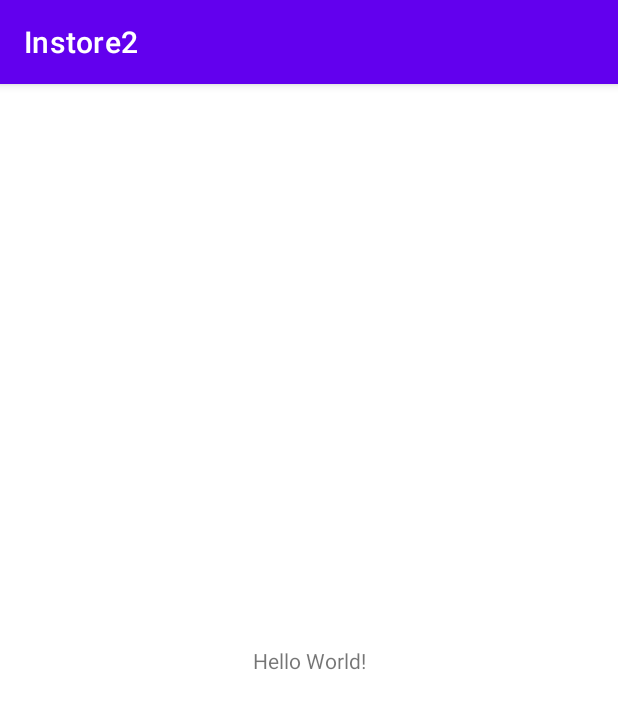
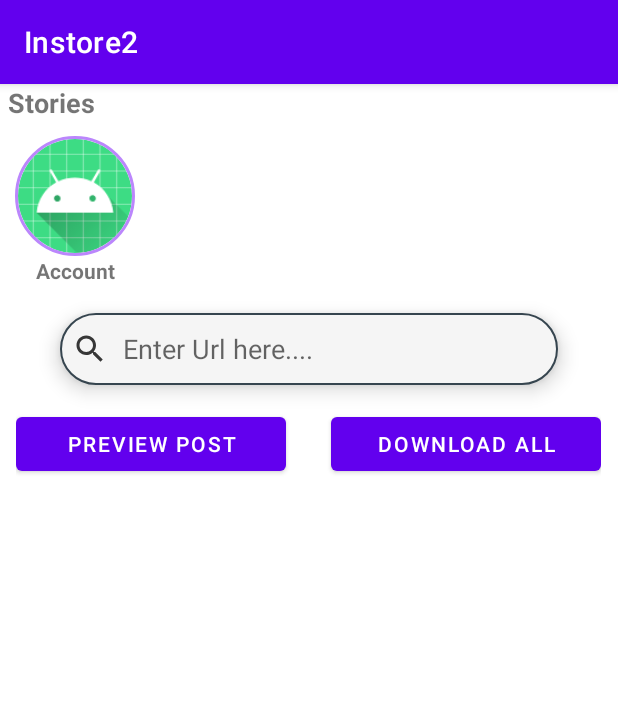
Before and after one commit to abhi10601060/Instore2, an Android app: the MainActivity screen opened directly, with no data from a screen before it, on a phone screen of 412 x 824 dp. Shown: the top 709 px of the screen. Run offline under Robolectric (Android 15) with nearby library versions, the phone set to English and light mode, and no system bars; our stand-ins replace CircleImageView.

Commit message:
Main Activity Layout added

```diff
--- a/app/src/main/java/com/example/instore2/ui/activities/DummyStartActivity.kt
+++ b/app/src/main/java/com/example/instore2/ui/activities/DummyStartActivity.kt
@@ -15,6 +15,7 @@ class DummyStartActivity : AppCompatActivity() {
 
         if (!SharePrefs.getInstance(this).getBoolean(SharePrefs.IS_INSTAGRAM_LOGIN)){
             startActivityForResult(Intent(this , LoginActivity::class.java) , 100)
+            startActivity(Intent(this , MainActivity::class.java))
         }
 
     }
--- a/app/src/main/java/com/example/instore2/ui/activities/MainActivity.kt
+++ b/app/src/main/java/com/example/instore2/ui/activities/MainActivity.kt
@@ -8,5 +8,8 @@ class MainActivity : AppCompatActivity() {
     override fun onCreate(savedInstanceState: Bundle?) {
         super.onCreate(savedInstanceState)
         setContentView(R.layout.activity_main)
+
+
+
     }
 }
--- /dev/null
+++ b/app/src/main/res/drawable/custom_search_bar.xml
@@ -0,0 +1,22 @@
+<?xml version="1.0" encoding="utf-8"?>
+<selector xmlns:android="http://schemas.android.com/apk/res/android">
+    <item android:state_enabled="true"
+        android:state_focused="true">
+        <shape android:shape="rectangle">
+            <solid android:color="#F5F5F5"/>
+            <corners android:radius="40dp"/>
+            <stroke android:color="@color/black" android:width="3dp"/>
+
+        </shape>
+    </item>
+
+    <item android:state_enabled="true">
+        <shape android:shape="rectangle">
+            <solid android:color="#F5F5F5"/>
+            <corners android:radius="40dp"/>
+            <stroke android:color="#36454F" android:width="1dp"/>
+        </shape>
+    </item>
+
+
+</selector>
--- /dev/null
+++ b/app/src/main/res/drawable/ic_baseline_search_24.xml
@@ -0,0 +1,5 @@
+<vector android:height="24dp" android:tint="#373737"
+    android:viewportHeight="24" android:viewportWidth="24"
+    android:width="24dp" xmlns:android="http://schemas.android.com/apk/res/android">
+    <path android:fillColor="@android:color/white" android:pathData="M15.5,14h-0.79l-0.28,-0.27C15.41,12.59 16,11.11 16,9.5 16,5.91 13.09,3 9.5,3S3,5.91 3,9.5 5.91,16 9.5,16c1.61,0 3.09,-0.59 4.23,-1.57l0.27,0.28v0.79l5,4.99L20.49,19l-4.99,-5zM9.5,14C7.01,14 5,11.99 5,9.5S7.01,5 9.5,5 14,7.01 14,9.5 11.99,14 9.5,14z"/>
+</vector>
--- a/app/src/main/res/layout/activity_main.xml
+++ b/app/src/main/res/layout/activity_main.xml
@@ -1,18 +1,113 @@
 <?xml version="1.0" encoding="utf-8"?>
-<androidx.constraintlayout.widget.ConstraintLayout xmlns:android="http://schemas.android.com/apk/res/android"
+<androidx.core.widget.NestedScrollView xmlns:android="http://schemas.android.com/apk/res/android"
     xmlns:app="http://schemas.android.com/apk/res-auto"
     xmlns:tools="http://schemas.android.com/tools"
     android:layout_width="match_parent"
     android:layout_height="match_parent"
     tools:context=".ui.activities.MainActivity">
 
-    <TextView
-        android:layout_width="wrap_content"
-        android:layout_height="wrap_content"
-        android:text="Hello World!"
-        app:layout_constraintBottom_toBottomOf="parent"
-        app:layout_constraintLeft_toLeftOf="parent"
-        app:layout_constraintRight_toRightOf="parent"
-        app:layout_constraintTop_toTopOf="parent" />
+    <RelativeLayout
+        android:layout_width="match_parent"
+        android:layout_height="match_parent">
 
-</androidx.constraintlayout.widget.ConstraintLayout>
+        <TextView
+            android:layout_width="wrap_content"
+            android:layout_height="wrap_content"
+            android:text="Stories"
+            android:id="@+id/stories_text"
+            android:textStyle="bold"
+            android:textSize="18dp"
+            android:layout_marginLeft="5dp"/>
+
+        <de.hdodenhof.circleimageview.CircleImageView
+            android:id="@+id/user_profile_image"
+            android:layout_width="80dp"
+            android:layout_height="80dp"
+            android:layout_below="@+id/stories_text"
+            android:layout_marginLeft="10dp"
+            android:layout_marginTop="10dp"
+            android:src="@mipmap/ic_launcher"
+            app:civ_border_color="@color/purple_200"
+            app:civ_border_width="2dp" />
+
+        <TextView
+            android:layout_width="90dp"
+            android:layout_height="20dp"
+            android:layout_below="@id/user_profile_image"
+            android:text="Account name"
+            android:layout_marginLeft="5dp"
+            android:gravity="center"
+            android:textStyle="bold"
+            android:id="@+id/txt_user_name"/>
+
+        <View
+            android:layout_alignTop="@+id/user_profile_image"
+            android:layout_width="1dp"
+            android:layout_height="60dp"
+            android:background="@color/white"
+            android:layout_toRightOf="@+id/user_profile_image"
+            android:layout_marginTop="10dp"
+            android:layout_marginLeft="10dp"
+            android:id="@+id/black_line"/>
+
+        <androidx.recyclerview.widget.RecyclerView
+            android:id="@+id/story_profiles_RV"
+            android:layout_width="match_parent"
+            android:layout_height="wrap_content"
+            android:layout_alignBottom="@id/txt_user_name"
+            android:layout_marginLeft="3dp"
+            android:layout_toRightOf="@+id/black_line"
+            android:orientation="horizontal"
+            app:layoutManager="androidx.recyclerview.widget.LinearLayoutManager" />
+
+
+        <EditText
+            android:id="@+id/edt_search_url_bar"
+            android:layout_width="match_parent"
+            android:layout_height="48dp"
+            android:layout_below="@+id/txt_user_name"
+            android:layout_marginLeft="40dp"
+            android:layout_marginTop="18dp"
+            android:layout_marginRight="40dp"
+            android:layout_marginBottom="10dp"
+            android:background="@drawable/custom_search_bar"
+            android:drawableStart="@drawable/ic_baseline_search_24"
+            android:drawablePadding="10dp"
+            android:elevation="8dp"
+            android:hint="Enter Url here...."
+            android:paddingStart="8dp" />
+
+        <LinearLayout
+            android:layout_width="wrap_content"
+            android:layout_height="wrap_content"
+            android:foregroundGravity="center"
+            android:layout_below="@+id/edt_search_url_bar"
+            android:layout_centerHorizontal="true"
+            android:layout_marginTop="5dp"
+            android:id="@+id/btns_LL">
+
+            <Button
+                android:layout_width="180dp"
+                android:layout_height="wrap_content"
+                android:text="Preview post"
+                android:id="@+id/btn_preview"/>
+
+            <Button
+                android:layout_width="180dp"
+                android:layout_height="wrap_content"
+                android:text="Download all"
+                android:id="@+id/btn_download_all"
+                android:layout_marginLeft="30dp"/>
+        </LinearLayout>
+
+        <androidx.recyclerview.widget.RecyclerView
+            android:layout_width="match_parent"
+            android:layout_height="match_parent"
+            android:layout_below="@id/btns_LL"
+            android:layout_margin="10dp"
+            android:id="@+id/stories_media_RV"/>
+
+    </RelativeLayout>
+
+
+</androidx.core.widget.NestedScrollView>
```
